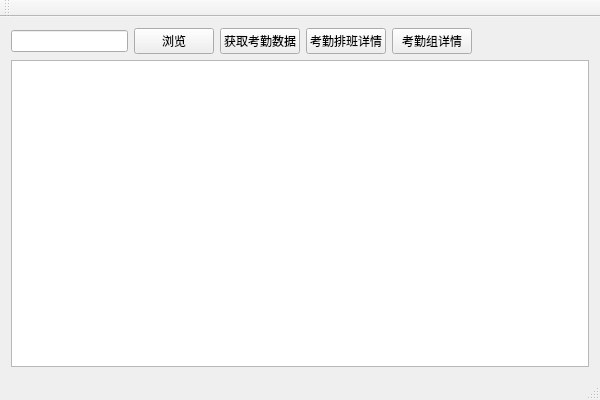
The window that mainwindow.ui (seahouse/attendanceget) describes before a commit, drawn with Qt 5.
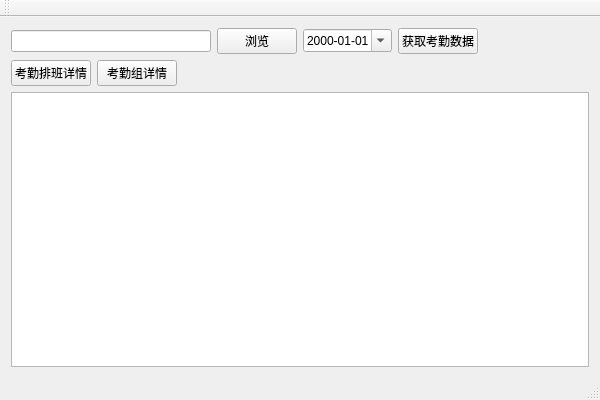
The same window after the commit.

Commit message: add date select.

```diff
--- a/mainwindow.ui
+++ b/mainwindow.ui
@@ -21,7 +21,7 @@
        <widget class="QLineEdit" name="lineEdit">
         <property name="minimumSize">
          <size>
-          <width>100</width>
+          <width>200</width>
           <height>0</height>
          </size>
         </property>
@@ -34,6 +34,16 @@
         </property>
        </widget>
       </item>
+      <item>
+       <widget class="QDateEdit" name="dateEdit">
+        <property name="displayFormat">
+         <string>yyyy-MM-dd</string>
+        </property>
+        <property name="calendarPopup">
+         <bool>true</bool>
+        </property>
+       </widget>
+      </item>
       <item>
        <widget class="QPushButton" name="pbnGetAttendance">
         <property name="text">
@@ -42,6 +52,23 @@
        </widget>
       </item>
       <item>
+       <spacer name="horizontalSpacer">
+        <property name="orientation">
+         <enum>Qt::Horizontal</enum>
+        </property>
+        <property name="sizeHint" stdset="0">
+         <size>
+          <width>40</width>
+          <height>20</height>
+         </size>
+        </property>
+       </spacer>
+      </item>
+     </layout>
+    </item>
+    <item>
+     <layout class="QHBoxLayout" name="horizontalLayout_2">
+      <item>
        <widget class="QPushButton" name="pbnlistschedule">
         <property name="text">
          <string>考勤排班详情</string>
@@ -56,7 +83,7 @@
        </widget>
       </item>
       <item>
-       <spacer name="horizontalSpacer">
+       <spacer name="horizontalSpacer_2">
         <property name="orientation">
          <enum>Qt::Horizontal</enum>
         </property>
```
The commit also changes 2 other files.
